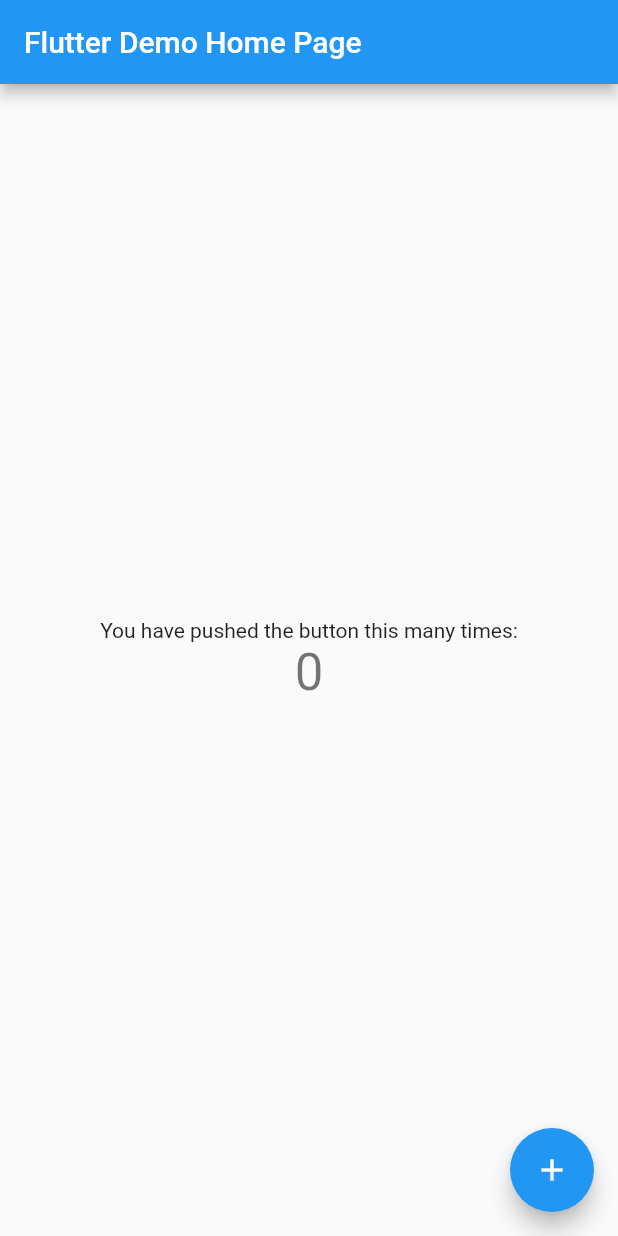
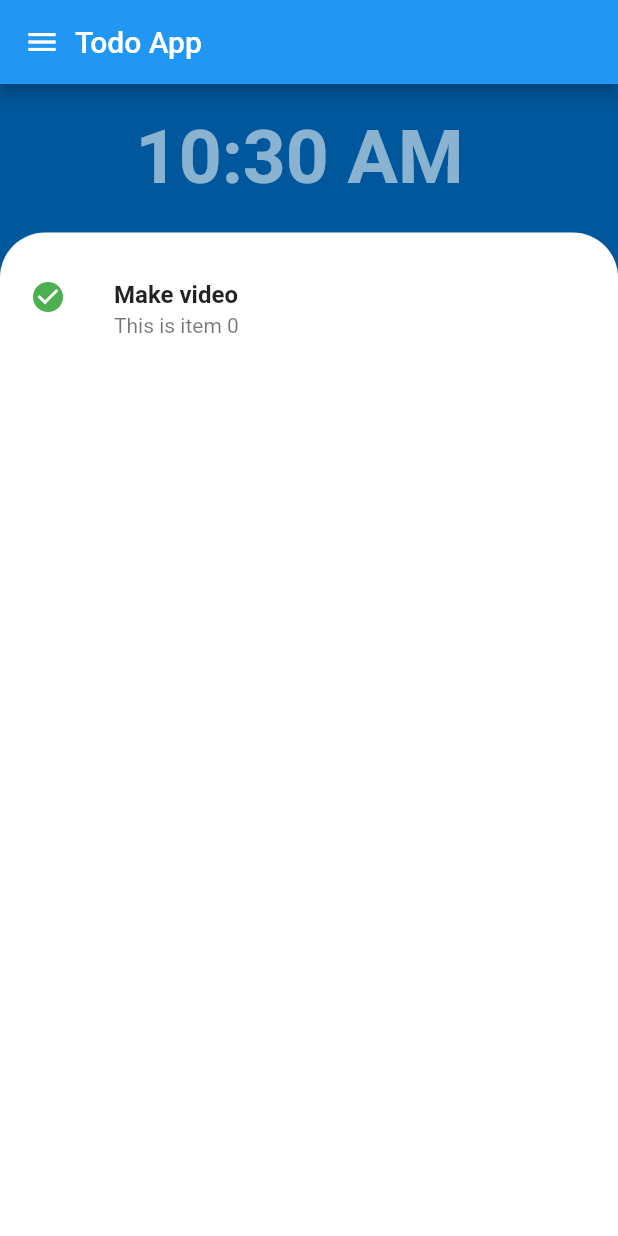
Before and after one commit to julysNICK/flutter_provider_todo_list, a Flutter app: the screen it shows after launch, on a phone screen of 412 x 824 dp. Run offline on Flutter 3.47's test engine with Material 2 defaults, Android fonts, the light colour scheme and no system bars.

Commit message:
create interface

```diff
--- a/lib/main.dart
+++ b/lib/main.dart
@@ -13,103 +13,92 @@
     return MaterialApp(
       title: 'Flutter Demo',
       theme: ThemeData(
-        // This is the theme of your application.
-        //
-        // Try running your application with "flutter run". You'll see the
-        // application has a blue toolbar. Then, without quitting the app, try
-        // changing the primarySwatch below to Colors.green and then invoke
-        // "hot reload" (press "r" in the console where you ran "flutter run",
-        // or simply save your changes to "hot reload" in a Flutter IDE).
-        // Notice that the counter didn't reset back to zero; the application
-        // is not restarted.
         primarySwatch: Colors.blue,
       ),
-      home: const MyHomePage(title: 'Flutter Demo Home Page'),
+      home: Scaffold(
+        backgroundColor: Colors.lightBlue[900],
+        appBar: AppBar(
+          title: Row(
+            mainAxisAlignment: MainAxisAlignment.start,
+            children: const [
+              Icon(Icons.menu, color: Colors.white),
+              SizedBox(width: 10),
+              Text('Todo App'),
+            ],
+          ),
+        ),
+        body: const MyHomePage(),
+      ),
     );
   }
 }
 
-class MyHomePage extends StatefulWidget {
-  const MyHomePage({super.key, required this.title});
-
-  // This widget is the home page of your application. It is stateful, meaning
-  // that it has a State object (defined below) that contains fields that affect
-  // how it looks.
-
-  // This class is the configuration for the state. It holds the values (in this
-  // case the title) provided by the parent (in this case the App widget) and
-  // used by the build method of the State. Fields in a Widget subclass are
-  // always marked "final".
-
-  final String title;
-
-  @override
-  State<MyHomePage> createState() => _MyHomePageState();
-}
-
-class _MyHomePageState extends State<MyHomePage> {
-  int _counter = 0;
-
-  void _incrementCounter() {
-    setState(() {
-      // This call to setState tells the Flutter framework that something has
-      // changed in this State, which causes it to rerun the build method below
-      // so that the display can reflect the updated values. If we changed
-      // _counter without calling setState(), then the build method would not be
-      // called again, and so nothing would appear to happen.
-      _counter++;
-    });
-  }
+class MyHomePage extends StatelessWidget {
+  const MyHomePage({super.key});
 
   @override
   Widget build(BuildContext context) {
-    // This method is rerun every time setState is called, for instance as done
-    // by the _incrementCounter method above.
-    //
-    // The Flutter framework has been optimized to make rerunning build methods
-    // fast, so that you can just rebuild anything that needs updating rather
-    // than having to individually change instances of widgets.
-    return Scaffold(
-      appBar: AppBar(
-        // Here we take the value from the MyHomePage object that was created by
-        // the App.build method, and use it to set our appbar title.
-        title: Text(widget.title),
-      ),
-      body: Center(
-        // Center is a layout widget. It takes a single child and positions it
-        // in the middle of the parent.
-        child: Column(
-          // Column is also a layout widget. It takes a list of children and
-          // arranges them vertically. By default, it sizes itself to fit its
-          // children horizontally, and tries to be as tall as its parent.
-          //
-          // Invoke "debug painting" (press "p" in the console, choose the
-          // "Toggle Debug Paint" action from the Flutter Inspector in Android
-          // Studio, or the "Toggle Debug Paint" command in Visual Studio Code)
-          // to see the wireframe for each widget.
-          //
-          // Column has various properties to control how it sizes itself and
-          // how it positions its children. Here we use mainAxisAlignment to
-          // center the children vertically; the main axis here is the vertical
-          // axis because Columns are vertical (the cross axis would be
-          // horizontal).
-          mainAxisAlignment: MainAxisAlignment.center,
-          children: <Widget>[
-            const Text(
-              'You have pushed the button this many times:',
-            ),
-            Text(
-              '$_counter',
-              style: Theme.of(context).textTheme.headlineMedium,
+    DateTime now = DateTime.now();
+    int selectedMinute = now.minute;
+    int selectedHour = now.hour;
+
+    String selectedTime =
+        "$selectedHour:${selectedMinute >= 10 ? selectedMinute : "0$selectedMinute"} ${selectedHour >= 12 ? "PM" : "AM"} ";
+
+    return Column(
+      children: [
+        Column(
+          children: [
+            Padding(
+              padding: const EdgeInsets.symmetric(vertical: 20),
+              child: Text(
+                selectedTime,
+                style: const TextStyle(
+                  color: Colors.white54,
+                  fontSize: 50,
+                  fontWeight: FontWeight.bold,
+                ),
+              ),
             ),
           ],
         ),
-      ),
-      floatingActionButton: FloatingActionButton(
-        onPressed: _incrementCounter,
-        tooltip: 'Increment',
-        child: const Icon(Icons.add),
-      ), // This trailing comma makes auto-formatting nicer for build methods.
+        Expanded(
+            child: Container(
+          decoration: const BoxDecoration(
+            color: Colors.white,
+            borderRadius: BorderRadius.only(
+              topLeft: Radius.circular(30),
+              topRight: Radius.circular(30),
+            ),
+          ),
+          child: ListView.builder(
+              itemCount: 1,
+              itemBuilder: (context, index) {
+                return Container(
+                  margin:
+                      const EdgeInsets.symmetric(vertical: 5, horizontal: 10),
+                  child: ListTile(
+                    contentPadding: const EdgeInsets.all(10),
+                    title: const Text(
+                      'Make video',
+                      style: TextStyle(
+                        color: Colors.black87,
+                        fontWeight: FontWeight.bold,
+                      ),
+                    ),
+                    subtitle: Text(
+                      'This is item $index',
+                      style: const TextStyle(
+                        color: Colors.black54,
+                      ),
+                    ),
+                    leading:
+                        const Icon(Icons.check_circle, color: Colors.green),
+                  ),
+                );
+              }),
+        ))
+      ],
     );
   }
 }
--- a/pubspec.yaml
+++ b/pubspec.yaml
@@ -35,6 +35,7 @@
   # The following adds the Cupertino Icons font to your application.
   # Use with the CupertinoIcons class for iOS style icons.
   cupertino_icons: ^1.0.2
+  provider: ^6.0.5
 
 dev_dependencies:
   flutter_test:
```
Also changed, not shown: lib/task_model.dart (added), lib/todo_model.dart (added), pubspec.lock.
